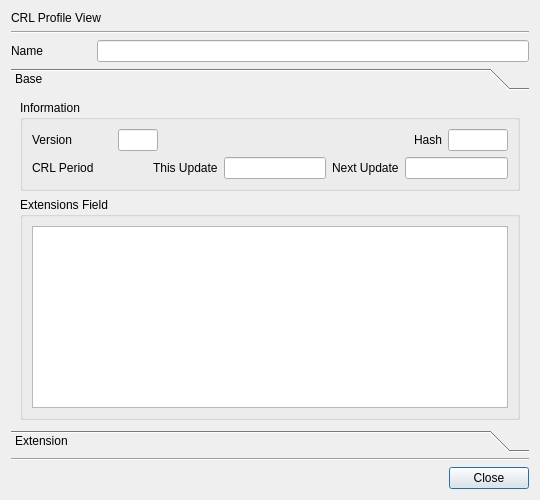
This is CertMan/view_crl_profile_dlg.ui in jykim74/CertMan as Qt 5 draws it before an edit. The edited form follows.
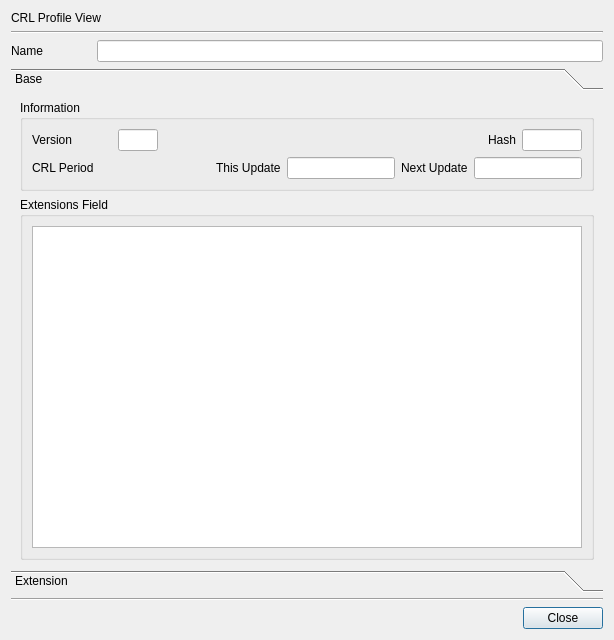
This is the edited form. The open tabs and pages were chosen to show the change.

Diff of the .ui file:
```diff
--- a/CertMan/view_crl_profile_dlg.ui
+++ b/CertMan/view_crl_profile_dlg.ui
@@ -6,8 +6,8 @@
    <rect>
     <x>0</x>
     <y>0</y>
-    <width>540</width>
-    <height>500</height>
+    <width>614</width>
+    <height>640</height>
    </rect>
   </property>
   <property name="minimumSize">
@@ -50,12 +50,25 @@
       </widget>
      </item>
      <item row="0" column="1">
-      <widget class="QLineEdit" name="mNameText"/>
+      <widget class="QLineEdit" name="mNameText">
+       <property name="minimumSize">
+        <size>
+         <width>500</width>
+         <height>0</height>
+        </size>
+       </property>
+      </widget>
      </item>
     </layout>
    </item>
    <item>
     <widget class="QToolBox" name="mProfileToolBox">
+     <property name="minimumSize">
+      <size>
+       <width>0</width>
+       <height>500</height>
+      </size>
+     </property>
      <property name="currentIndex">
       <number>1</number>
      </property>
@@ -67,8 +80,8 @@
        <rect>
         <x>0</x>
         <y>0</y>
-        <width>522</width>
-        <height>320</height>
+        <width>590</width>
+        <height>450</height>
        </rect>
       </property>
       <attribute name="label">
```
Left out of the diff: 12 changed lines with no effect on the pictures.
